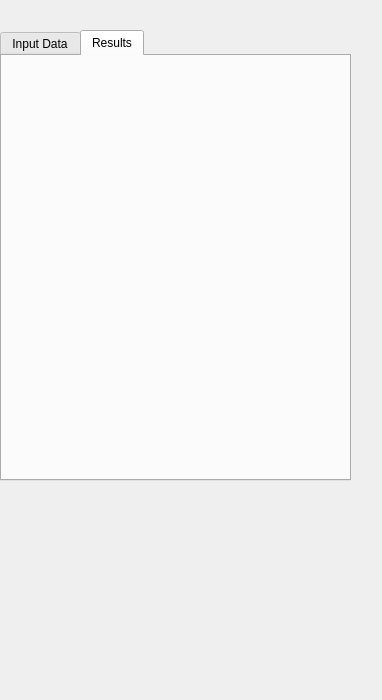
Above: DockWidgets/DockWidgetDistillationColumn.ui from FOSSEE/Chemical-Simulator-GUI before the change. Below: the same form after it.
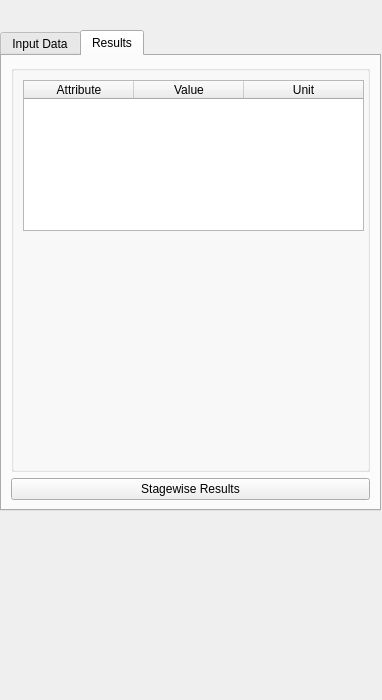
That is the form after the change. The open tabs and pages were chosen to show the change.

Commit message: Distillation Column Results added

```diff
--- a/DockWidgets/DockWidgetDistillationColumn.ui
+++ b/DockWidgets/DockWidgetDistillationColumn.ui
@@ -33,8 +33,8 @@
     <rect>
      <x>0</x>
      <y>30</y>
-     <width>351</width>
-     <height>451</height>
+     <width>381</width>
+     <height>481</height>
     </rect>
    </property>
    <property name="autoFillBackground">
@@ -253,7 +253,56 @@
     <attribute name="title">
      <string>Results</string>
     </attribute>
-    <layout class="QHBoxLayout" name="horizontalLayout_3"/>
+    <layout class="QVBoxLayout" name="verticalLayout_8">
+     <item>
+      <widget class="QGroupBox" name="groupBox_3">
+       <property name="title">
+        <string/>
+       </property>
+       <widget class="QTableWidget" name="tableWidget">
+        <property name="geometry">
+         <rect>
+          <x>12</x>
+          <y>15</y>
+          <width>341</width>
+          <height>151</height>
+         </rect>
+        </property>
+        <property name="columnCount">
+         <number>3</number>
+        </property>
+        <attribute name="horizontalHeaderDefaultSectionSize">
+         <number>110</number>
+        </attribute>
+        <attribute name="horizontalHeaderStretchLastSection">
+         <bool>true</bool>
+        </attribute>
+        <column>
+         <property name="text">
+          <string>Attribute</string>
+         </property>
+        </column>
+        <column>
+         <property name="text">
+          <string>Value</string>
+         </property>
+        </column>
+        <column>
+         <property name="text">
+          <string>Unit</string>
+         </property>
+        </column>
+       </widget>
+      </widget>
+     </item>
+     <item>
+      <widget class="QPushButton" name="stageResultsButton">
+       <property name="text">
+        <string>Stagewise Results</string>
+       </property>
+      </widget>
+     </item>
+    </layout>
    </widget>
   </widget>
  </widget>
```
Left out of the diff: 2 changed lines with no effect on the pictures. The commit also changes 9 other files.
